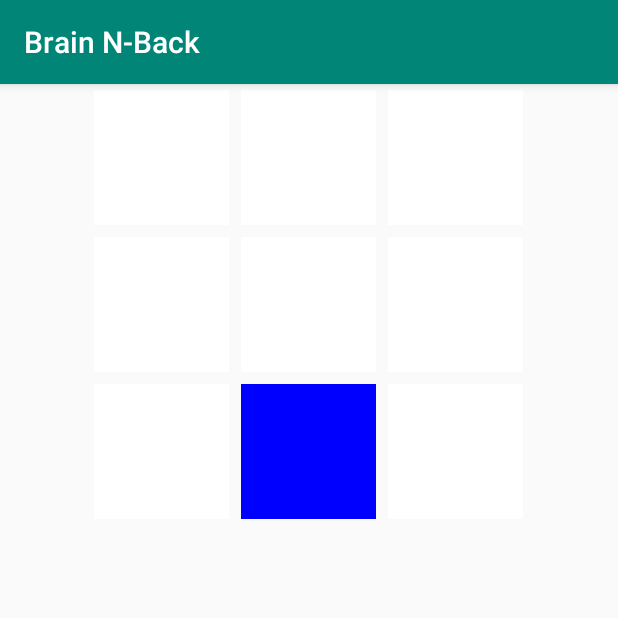
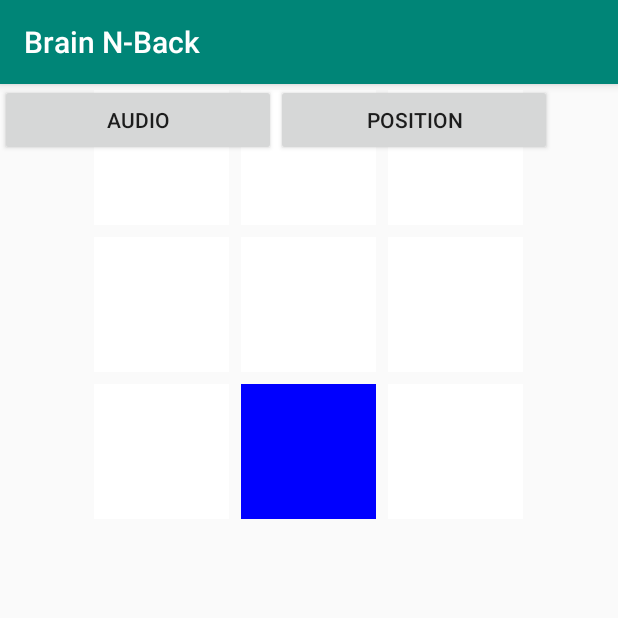
Before and after one commit to MatthieuAvrgs/BrainNBack, an Android app: the screen it shows after launch (GameActivity), on a phone screen of 412 x 824 dp, the top half of it. Run offline under Robolectric (Android 15) with nearby library versions, the phone set to English and light mode, and no system bars.

Commit message:
Add 2 boutons

```diff
--- a/app/src/main/res/layout/activity_game.xml
+++ b/app/src/main/res/layout/activity_game.xml
@@ -86,4 +86,26 @@
 
     </LinearLayout>
 
+    <LinearLayout
+        android:layout_width="368dp"
+        android:layout_height="149dp"
+        android:orientation="horizontal"
+        tools:layout_editor_absoluteX="8dp"
+        tools:layout_editor_absoluteY="354dp">
+
+        <Button
+            android:id="@+id/audio"
+            android:layout_width="wrap_content"
+            android:layout_height="wrap_content"
+            android:layout_weight="1"
+            android:text="Audio" />
+
+        <Button
+            android:id="@+id/position"
+            android:layout_width="wrap_content"
+            android:layout_height="wrap_content"
+            android:layout_weight="1"
+            android:text="Position" />
+    </LinearLayout>
+
 </android.support.constraint.ConstraintLayout>
```
